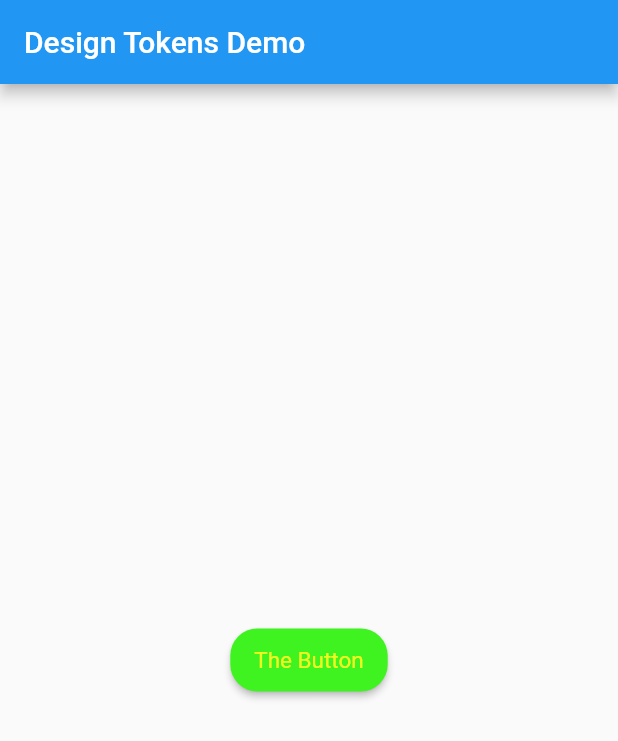
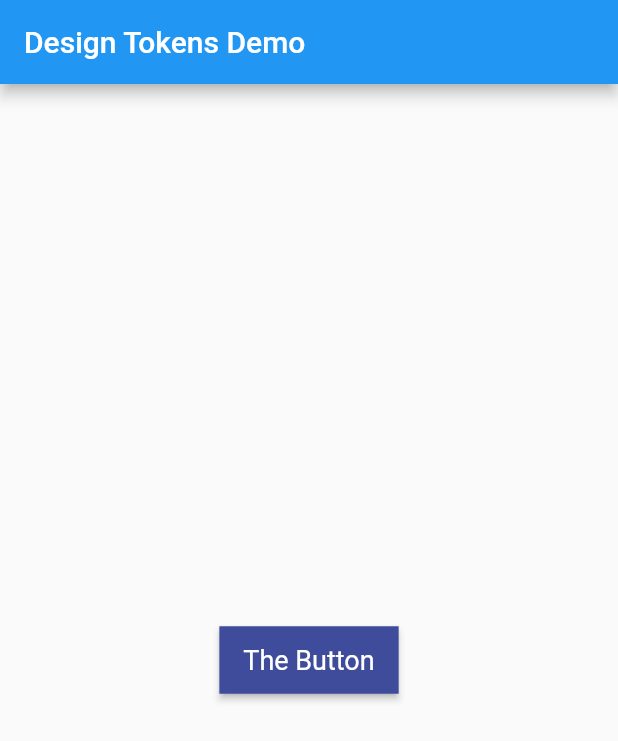
Before and after one commit to alxrein/design_tokens_chapter, a Flutter app: the screen it shows after launch, on a phone screen of 412 x 824 dp. Shown: the top 741 px of the screen. Run offline on Flutter 3.47's test engine with Material 2 defaults, Android fonts, the phone set to English and light mode, and no system bars.

Commit message:
update button style to generated kit

```diff
--- a/lib/theme/button_style_kit.dart
+++ b/lib/theme/button_style_kit.dart
@@ -3,14 +3,15 @@ import 'package:flutter/material.dart';
 
 class ButtonKit {
   static final primary = ButtonStyle(
-    backgroundColor: MaterialStateProperty.all(g.buttonPrimaryBackgroundColor),
-    foregroundColor: MaterialStateProperty.all(g.buttonPrimaryForegroundColor),
-    textStyle: MaterialStateProperty.all(g.buttonPrimaryTextStyle),
+    backgroundColor: MaterialStateProperty.all(g.KitColors.Button),
+    foregroundColor: MaterialStateProperty.all(Colors.white),
+    textStyle: MaterialStateProperty.all(
+        const TextStyle(fontSize: g.fontSize.PrimaryButton)),
     padding:
         MaterialStateProperty.all(const EdgeInsets.fromLTRB(16, 12, 16, 12)),
     shape: MaterialStateProperty.all<OutlinedBorder>(
       const RoundedRectangleBorder(
-        borderRadius: BorderRadius.all(Radius.circular(g.buttonPrimaryRadius)),
+        borderRadius: BorderRadius.all(Radius.circular(g.ButtonRadius)),
       ),
     ),
   );
--- a/lib/theme/generated_kit.dart
+++ b/lib/theme/generated_kit.dart
@@ -1,6 +1,43 @@
 import 'package:flutter/material.dart';
 
-const buttonPrimaryBackgroundColor = Color(0xff3ff321);
-const buttonPrimaryForegroundColor = Color(0xfff1fa1f);
-const buttonPrimaryTextStyle = TextStyle(fontSize: 15);
-const buttonPrimaryRadius = 18.0;
+class KitColors {
+static const Button = Color(0xff3F4C9B);
+}
+
+class fontFamilies {
+
+}
+
+class lineHeights {
+
+}
+
+class fontWeights {
+
+}
+
+class fontSize {
+static const PrimaryButton = 18.0;
+}
+
+class letterSpacing {
+
+}
+
+class paragraphSpacing {
+
+}
+
+class buttonTextstyle {
+
+}
+
+class textCase {
+
+}
+
+class textDecoration {
+
+}
+
+ const ButtonRadius = 0.0;
```
